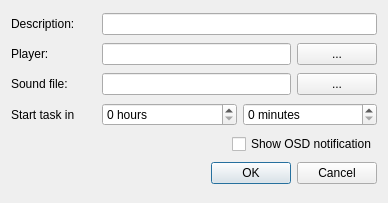
Qt form src/timerdialog.ui (loimu/zeit) before a commit.
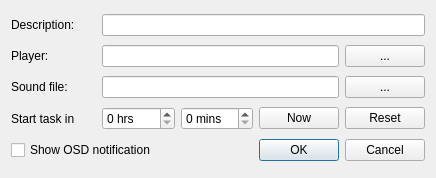
The same form after that commit.

The edit to the form file:
```diff
--- a/src/timerdialog.ui
+++ b/src/timerdialog.ui
@@ -6,8 +6,8 @@
    <rect>
     <x>0</x>
     <y>0</y>
-    <width>388</width>
-    <height>203</height>
+    <width>436</width>
+    <height>178</height>
    </rect>
   </property>
   <property name="windowTitle">
@@ -92,6 +92,12 @@
     <layout class="QHBoxLayout" name="horizontalLayout_3">
      <item>
       <widget class="QLabel" name="label_3">
+       <property name="minimumSize">
+        <size>
+         <width>85</width>
+         <height>0</height>
+        </size>
+       </property>
        <property name="maximumSize">
         <size>
          <width>85</width>
@@ -106,7 +112,7 @@
      <item>
       <widget class="QSpinBox" name="spinBoxHours">
        <property name="suffix">
-        <string> hours</string>
+        <string> hrs</string>
        </property>
        <property name="prefix">
         <string/>
@@ -119,7 +125,7 @@
      <item>
       <widget class="QSpinBox" name="spinBoxMinutes">
        <property name="suffix">
-        <string> minutes</string>
+        <string> mins</string>
        </property>
        <property name="prefix">
         <string/>
@@ -129,23 +135,24 @@
        </property>
       </widget>
      </item>
+     <item>
+      <widget class="QPushButton" name="pushButtonCurrent">
+       <property name="text">
+        <string>Now</string>
+       </property>
+      </widget>
+     </item>
+     <item>
+      <widget class="QPushButton" name="pushButtonReset">
+       <property name="text">
+        <string>Reset</string>
+       </property>
+      </widget>
+     </item>
     </layout>
    </item>
    <item>
-    <layout class="QHBoxLayout" name="horizontalLayout_4">
-     <item>
-      <spacer name="horizontalSpacer">
-       <property name="orientation">
-        <enum>Qt::Horizontal</enum>
-       </property>
-       <property name="sizeHint" stdset="0">
-        <size>
-         <width>40</width>
-         <height>20</height>
-        </size>
-       </property>
-      </spacer>
-     </item>
+    <layout class="QHBoxLayout" name="horizontalLayout_6">
      <item>
       <widget class="QCheckBox" name="checkBox">
        <property name="text">
@@ -153,8 +160,6 @@
        </property>
       </widget>
      </item>
-    </layout>
-   </item>
    <item>
     <widget class="QDialogButtonBox" name="buttonBox">
      <property name="orientation">
@@ -164,6 +169,8 @@
       <set>QDialogButtonBox::Cancel|QDialogButtonBox::Ok</set>
      </property>
     </widget>
+     </item>
+    </layout>
    </item>
   </layout>
  </widget>
```
Lines whose indentation alone changed are shown as unchanged.
